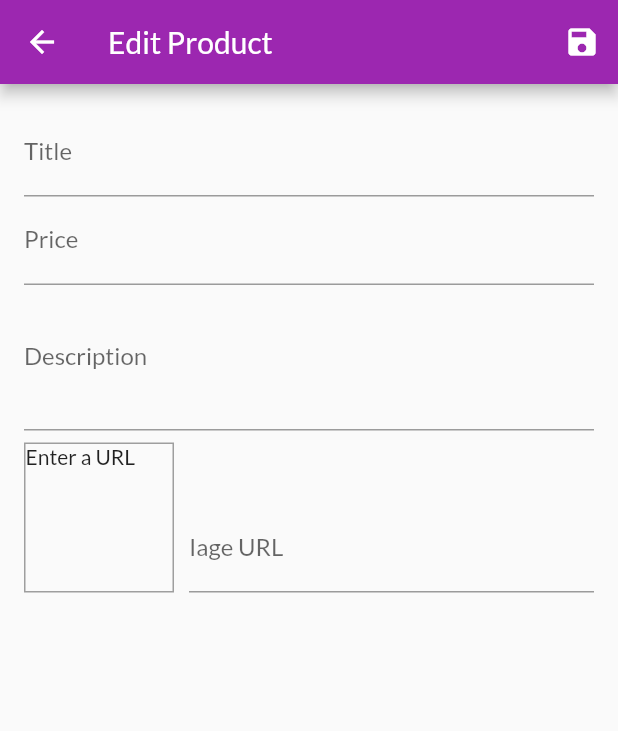
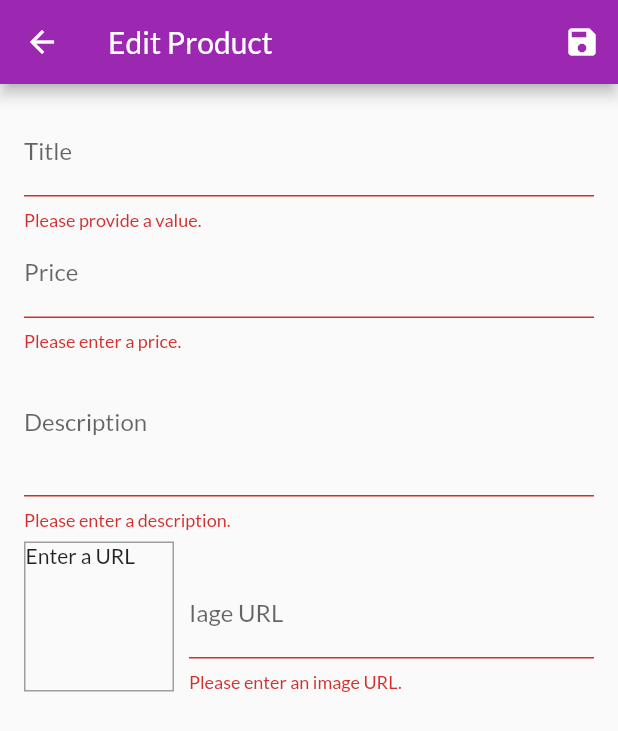
Before and after one commit to AiBiC-Data/shop_app, a Flutter app: the EditProductScreen screen opened by its route, after a tap on the "save" icon, on a phone screen of 412 x 824 dp. Shown: the top 731 px of the screen. Run offline on Flutter 3.47's test engine with Material 2 defaults, Android fonts, the phone set to English and light mode, and no system bars; network calls fail.

```diff
--- a/lib/screens/edit_product_screen.dart
+++ b/lib/screens/edit_product_screen.dart
@@ -39,11 +39,23 @@ class _EditProductScreenState extends State<EditProductScreen> {
 
   void _updateImageUrl() {
     if (!_imageUrlFocusNode.hasFocus) {
+      if (_imageUrlController.text.isEmpty ||
+          !_imageUrlController.text.startsWith('http') &&
+              !_imageUrlController.text.startsWith('https') ||
+          !_imageUrlController.text.endsWith('.png') &&
+              !_imageUrlController.text.endsWith('.jpg') &&
+              !_imageUrlController.text.endsWith('jpeg')) {
+        return;
+      }
       setState(() {});
     }
   }
 
   void _saveForm() {
+    final isValid = _form.currentState.validate();
+    if (!isValid) {
+      return;
+    }
     _form.currentState.save();
   }
 
@@ -71,6 +83,12 @@ class _EditProductScreenState extends State<EditProductScreen> {
                 onFieldSubmitted: (_) {
                   FocusScope.of(context).requestFocus(_priceFocusNode);
                 },
+                validator: (value) {
+                  if (value.isEmpty) {
+                    return 'Please provide a value.';
+                  }
+                  return null;
+                },
                 onSaved: (value) {
                   _editedProduct = Product(
                     title: value,
@@ -89,6 +107,18 @@ class _EditProductScreenState extends State<EditProductScreen> {
                 onFieldSubmitted: (_) {
                   FocusScope.of(context).requestFocus(_descriptionFocusNode);
                 },
+                validator: (value) {
+                  if (value.isEmpty) {
+                    return 'Please enter a price.';
+                  }
+                  if (double.tryParse(value) == null) {
+                    return 'Please enter a valid number.';
+                  }
+                  if (double.parse(value) <= 0) {
+                    return 'Please enter a number greater than zero.';
+                  }
+                  return null;
+                },
                 onSaved: (value) {
                   _editedProduct = Product(
                     title: _editedProduct.title,
@@ -105,6 +135,15 @@ class _EditProductScreenState extends State<EditProductScreen> {
                 textInputAction: TextInputAction.next,
                 keyboardType: TextInputType.multiline,
                 focusNode: _descriptionFocusNode,
+                validator: (value) {
+                  if (value.isEmpty) {
+                    return 'Please enter a description.';
+                  }
+                  if (value.length < 10) {
+                    return 'Should be at lease 10 characters long.';
+                  }
+                  return null;
+                },
                 onSaved: (value) {
                   _editedProduct = Product(
                     title: _editedProduct.title,
@@ -150,6 +189,21 @@ class _EditProductScreenState extends State<EditProductScreen> {
                       onFieldSubmitted: (_) {
                         _saveForm();
                       },
+                      validator: (value) {
+                        if (value.isEmpty) {
+                          return 'Please enter an image URL.';
+                        }
+                        if (!value.startsWith('http') &&
+                            !value.startsWith('https')) {
+                          return 'Please enter a valid URL.';
+                        }
+                        if (!value.endsWith('.png') &&
+                            !value.endsWith('.jpg') &&
+                            !value.endsWith('jpeg')) {
+                          return 'Please enter a valid image URL.';
+                        }
+                        return null;
+                      },
                       onSaved: (value) {
                         _editedProduct = Product(
                           title: _editedProduct.title,
```
